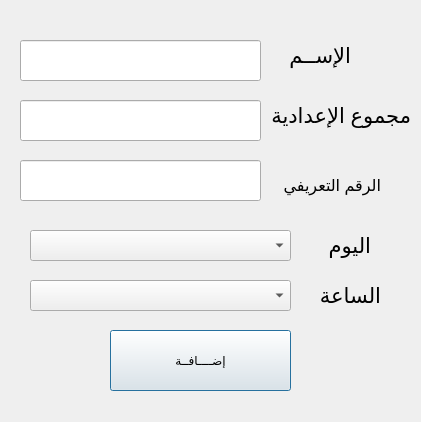
Before: the Qt Designer form student_manager/add.ui in shedeed1/student_manager, drawn with Qt 5.
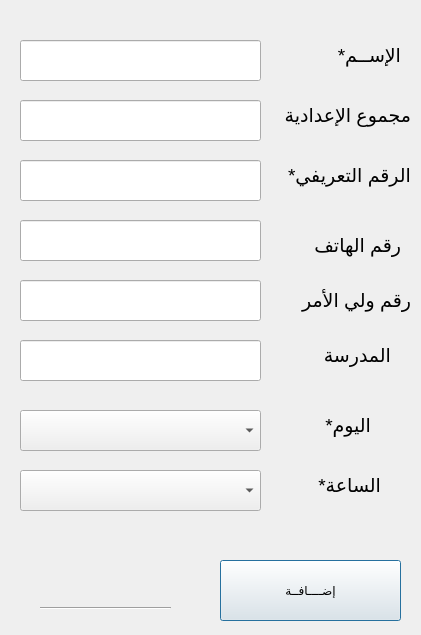
After: the same form once the commit is applied.

Patch:
```diff
--- a/student_manager/add.ui
+++ b/student_manager/add.ui
@@ -7,7 +7,7 @@
     <x>0</x>
     <y>0</y>
     <width>421</width>
-    <height>422</height>
+    <height>635</height>
    </rect>
   </property>
   <property name="windowTitle">
@@ -16,7 +16,7 @@
   <widget class="QLabel" name="label">
    <property name="geometry">
     <rect>
-     <x>270</x>
+     <x>320</x>
      <y>20</y>
      <width>81</width>
      <height>71</height>
@@ -24,11 +24,12 @@
    </property>
    <property name="font">
     <font>
-     <pointsize>16</pointsize>
+     <family>MS Shell Dlg 2</family>
+     <pointsize>14</pointsize>
     </font>
    </property>
    <property name="text">
-    <string>الإســم</string>
+    <string>الإســم*</string>
    </property>
   </widget>
   <widget class="QLabel" name="label_2">
@@ -42,7 +43,7 @@
    </property>
    <property name="font">
     <font>
-     <pointsize>16</pointsize>
+     <pointsize>14</pointsize>
     </font>
    </property>
    <property name="text">
@@ -52,8 +53,8 @@
   <widget class="QPushButton" name="pushButton">
    <property name="geometry">
     <rect>
-     <x>110</x>
-     <y>330</y>
+     <x>220</x>
+     <y>560</y>
      <width>181</width>
      <height>61</height>
     </rect>
@@ -86,74 +87,74 @@
    <property name="geometry">
     <rect>
      <x>310</x>
-     <y>210</y>
+     <y>390</y>
      <width>61</width>
      <height>71</height>
     </rect>
    </property>
    <property name="font">
     <font>
-     <pointsize>16</pointsize>
+     <pointsize>14</pointsize>
     </font>
    </property>
    <property name="text">
-    <string>اليوم</string>
+    <string>اليوم*</string>
    </property>
   </widget>
   <widget class="QLabel" name="label_4">
    <property name="geometry">
     <rect>
      <x>300</x>
-     <y>260</y>
+     <y>450</y>
      <width>81</width>
      <height>71</height>
     </rect>
    </property>
    <property name="font">
     <font>
-     <pointsize>16</pointsize>
+     <pointsize>14</pointsize>
     </font>
    </property>
    <property name="text">
-    <string>الساعة</string>
+    <string>الساعة*</string>
    </property>
   </widget>
   <widget class="QComboBox" name="comboBox">
    <property name="geometry">
     <rect>
-     <x>30</x>
-     <y>230</y>
-     <width>261</width>
-     <height>31</height>
+     <x>20</x>
+     <y>410</y>
+     <width>241</width>
+     <height>41</height>
     </rect>
    </property>
   </widget>
   <widget class="QComboBox" name="comboBox_2">
    <property name="geometry">
     <rect>
-     <x>30</x>
-     <y>280</y>
-     <width>261</width>
-     <height>31</height>
+     <x>20</x>
+     <y>470</y>
+     <width>241</width>
+     <height>41</height>
     </rect>
    </property>
   </widget>
   <widget class="QLabel" name="label_5">
    <property name="geometry">
     <rect>
-     <x>270</x>
-     <y>150</y>
-     <width>111</width>
+     <x>280</x>
+     <y>140</y>
+     <width>131</width>
      <height>71</height>
     </rect>
    </property>
    <property name="font">
     <font>
-     <pointsize>12</pointsize>
+     <pointsize>14</pointsize>
     </font>
    </property>
    <property name="text">
-    <string>الرقم التعريفي</string>
+    <string>الرقم التعريفي*</string>
    </property>
   </widget>
   <widget class="QLineEdit" name="lineEdit_3">
@@ -166,6 +167,122 @@
     </rect>
    </property>
   </widget>
+  <widget class="Line" name="line">
+   <property name="geometry">
+    <rect>
+     <x>40</x>
+     <y>600</y>
+     <width>131</width>
+     <height>16</height>
+    </rect>
+   </property>
+   <property name="orientation">
+    <enum>Qt::Horizontal</enum>
+   </property>
+  </widget>
+  <widget class="QLabel" name="label_6">
+   <property name="geometry">
+    <rect>
+     <x>50</x>
+     <y>580</y>
+     <width>121</width>
+     <height>21</height>
+    </rect>
+   </property>
+   <property name="text">
+    <string/>
+   </property>
+   <property name="alignment">
+    <set>Qt::AlignCenter</set>
+   </property>
+  </widget>
+  <widget class="QLabel" name="label_7">
+   <property name="geometry">
+    <rect>
+     <x>310</x>
+     <y>230</y>
+     <width>91</width>
+     <height>31</height>
+    </rect>
+   </property>
+   <property name="font">
+    <font>
+     <pointsize>14</pointsize>
+    </font>
+   </property>
+   <property name="text">
+    <string>رقم الهاتف</string>
+   </property>
+  </widget>
+  <widget class="QLabel" name="label_8">
+   <property name="geometry">
+    <rect>
+     <x>290</x>
+     <y>280</y>
+     <width>121</width>
+     <height>41</height>
+    </rect>
+   </property>
+   <property name="font">
+    <font>
+     <pointsize>14</pointsize>
+    </font>
+   </property>
+   <property name="text">
+    <string>رقم ولي الأمر</string>
+   </property>
+  </widget>
+  <widget class="QLabel" name="label_9">
+   <property name="geometry">
+    <rect>
+     <x>310</x>
+     <y>340</y>
+     <width>81</width>
+     <height>31</height>
+    </rect>
+   </property>
+   <property name="font">
+    <font>
+     <pointsize>14</pointsize>
+    </font>
+   </property>
+   <property name="text">
+    <string>المدرسة</string>
+   </property>
+  </widget>
+  <widget class="QLineEdit" name="lineEdit_4">
+   <property name="geometry">
+    <rect>
+     <x>20</x>
+     <y>220</y>
+     <width>241</width>
+     <height>41</height>
+    </rect>
+   </property>
+  </widget>
+  <widget class="QLineEdit" name="lineEdit_5">
+   <property name="geometry">
+    <rect>
+     <x>20</x>
+     <y>280</y>
+     <width>241</width>
+     <height>41</height>
+    </rect>
+   </property>
+  </widget>
+  <widget class="QLineEdit" name="lineEdit_6">
+   <property name="geometry">
+    <rect>
+     <x>20</x>
+     <y>340</y>
+     <width>241</width>
+     <height>41</height>
+    </rect>
+   </property>
+   <property name="clearButtonEnabled">
+    <bool>false</bool>
+   </property>
+  </widget>
  </widget>
  <resources/>
  <connections/>
```
Left out of the diff: 2 changed lines with no effect on the pictures.
